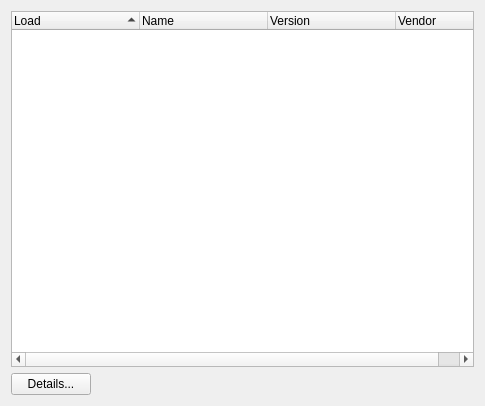
Old version of the form src/libs/optionsystem/PluginOptionWidget.ui in the repository quendimax/kirawnik.
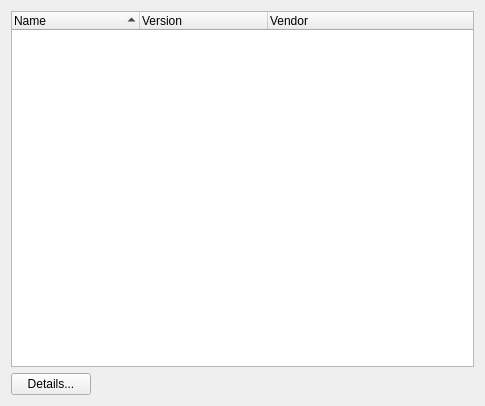
New version of the form.

The edit to the form file:
```diff
--- a/src/libs/optionsystem/PluginOptionWidget.ui
+++ b/src/libs/optionsystem/PluginOptionWidget.ui
@@ -28,11 +28,6 @@
      <attribute name="headerDefaultSectionSize">
       <number>128</number>
      </attribute>
-     <column>
-      <property name="text">
-       <string>Load</string>
-      </property>
-     </column>
      <column>
       <property name="text">
        <string>Name</string>
```
